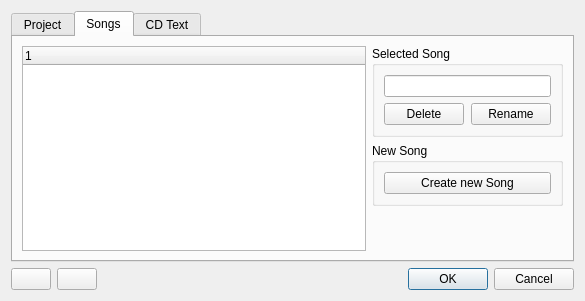
This is src/traverso/ui/ProjectManagerDialog.ui in ErwanLegrand/Traverso-DAW as Qt 5 draws it before an edit. The edited form follows.
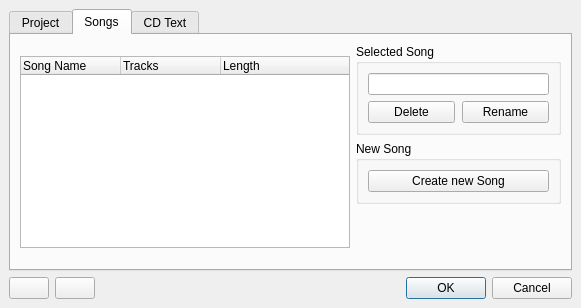
This is the edited form. The open tabs and pages were chosen to show the change.

Commit message: * recomitted with QDesigner from Qt 4.2!!!

Diff of the .ui file:
```diff
--- a/src/traverso/ui/ProjectManagerDialog.ui
+++ b/src/traverso/ui/ProjectManagerDialog.ui
@@ -6,7 +6,7 @@
     <x>0</x>
     <y>0</y>
     <width>581</width>
-    <height>301</height>
+    <height>308</height>
    </rect>
   </property>
   <property name="maximumSize" >
@@ -19,6 +19,12 @@
    <string>Dialog</string>
   </property>
   <layout class="QVBoxLayout" >
+   <property name="margin" >
+    <number>9</number>
+   </property>
+   <property name="spacing" >
+    <number>6</number>
+   </property>
    <item>
     <widget class="QTabWidget" name="tabWidget" >
      <property name="currentIndex" >
@@ -248,20 +254,32 @@
        <item>
         <widget class="QTreeWidget" name="treeSongWidget" >
          <property name="sizePolicy" >
-          <sizepolicy vsizetype="Expanding" hsizetype="Expanding" >
+          <sizepolicy>
+           <hsizetype>0</hsizetype>
+           <vsizetype>0</vsizetype>
            <horstretch>10</horstretch>
            <verstretch>5</verstretch>
           </sizepolicy>
          </property>
          <property name="minimumSize" >
           <size>
-           <width>250</width>
+           <width>330</width>
            <height>120</height>
           </size>
          </property>
          <column>
           <property name="text" >
-           <string>1</string>
+           <string>Song Name</string>
+          </property>
+         </column>
+         <column>
+          <property name="text" >
+           <string>Tracks</string>
+          </property>
+         </column>
+         <column>
+          <property name="text" >
+           <string>Length</string>
           </property>
          </column>
         </widget>
```
Left out of the diff: 200 changed lines with no effect on the pictures.
